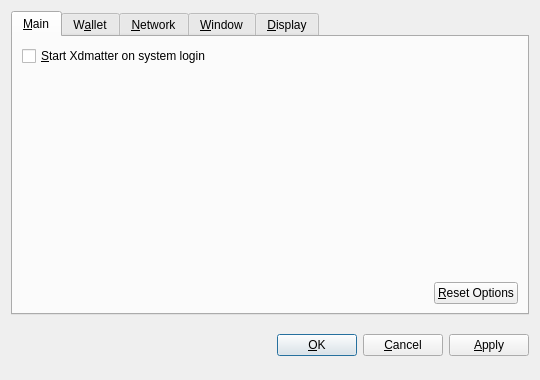
First picture: the form in src/qt/forms/optionsdialog.ui, repository xdmatter/litecoin, before the edit.
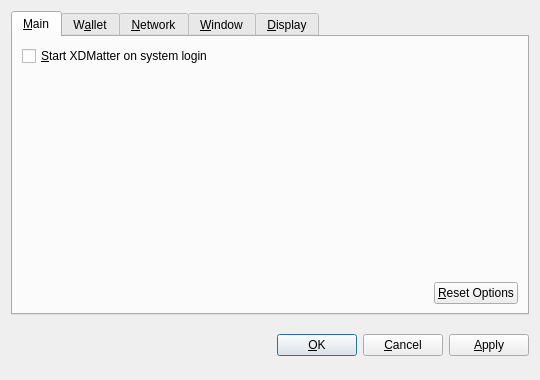
Second picture: the form after the edit. Custom widgets are drawn as their Qt base class.

Patch:
```diff
--- a/src/qt/forms/optionsdialog.ui
+++ b/src/qt/forms/optionsdialog.ui
@@ -36,7 +36,7 @@
           <string>Automatically start Xdmatter after logging in to the system.</string>
          </property>
          <property name="text">
-          <string>&amp;Start Xdmatter on system login</string>
+          <string>&amp;Start XDMatter on system login</string>
          </property>
         </widget>
        </item>
```
Left out of the diff: 10 changed lines with no effect on the pictures.
